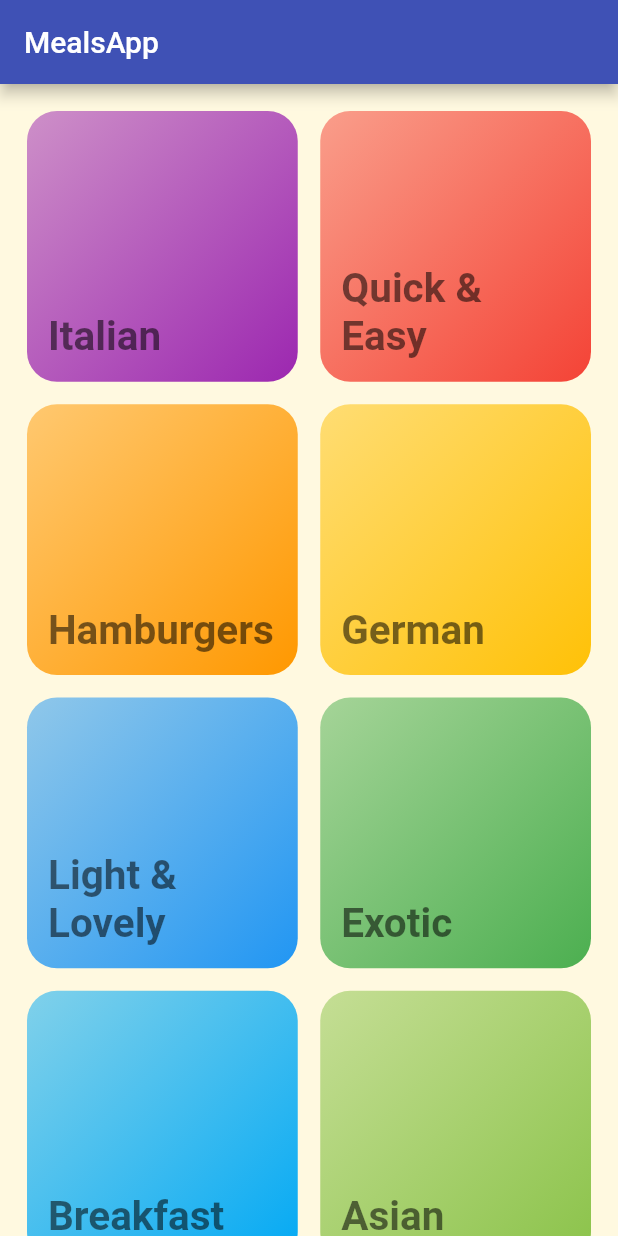
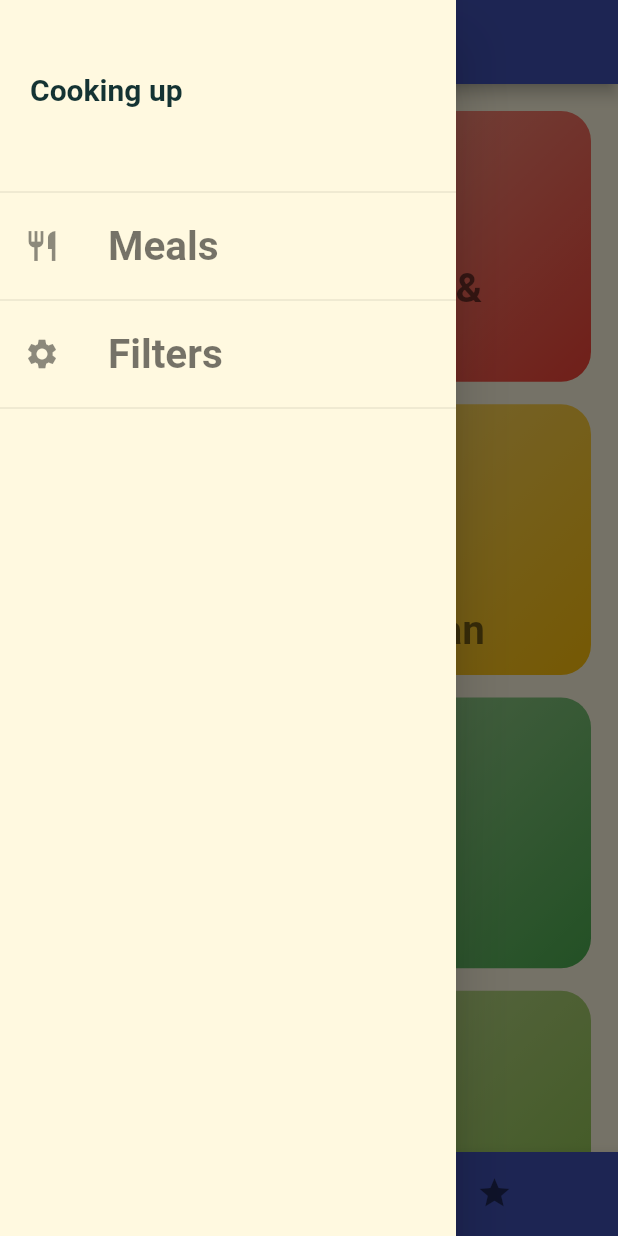
Before and after one commit to BRO3886/multipage-app, a Flutter app: the screen it shows after launch, with the side drawer open (before the commit the screen has no drawer), on a phone screen of 412 x 824 dp. Run offline on Flutter 3.47's test engine with Material 2 defaults, Android fonts, the phone set to English and light mode, and no system bars.

Commit message:
minor changes, added some widgets and some more screens

```diff
--- a/lib/main.dart
+++ b/lib/main.dart
@@ -1,6 +1,7 @@
 import 'package:flutter/material.dart';
+import './screens/filters_screen.dart';
 
-import './screens/cat_screen.dart';
+import './screens/tabs_screen2.dart';
 import './screens/cat_meals.dart';
 import './screens/meal_details.dart';
 
@@ -24,12 +25,17 @@ class _MyAppState extends State<MyApp> {
           textTheme: ThemeData.light().textTheme.copyWith(
                 body1: TextStyle(color: Color.fromRGBO(20, 51, 51, 1)),
                 body2: TextStyle(color: Color.fromRGBO(20, 51, 51, 1)),
-                title: TextStyle(color: Colors.black54, fontSize: 27, fontWeight: FontWeight.bold),
+                title: TextStyle(
+                    color: Colors.black54,
+                    fontSize: 27,
+                    fontWeight: FontWeight.bold),
               )),
       home: MyHomePage(),
       routes: {
-        MealDeatilsScreen.routename: (ctx) =>MealDeatilsScreen(),
-       CategoryMealsScreen.routename : (ctx) => CategoryMealsScreen()
+        TabsScreen.routename: (ctx) => TabsScreen(),
+        FiltersScreen.routename: (ctx) => FiltersScreen(),
+        MealDeatilsScreen.routename: (ctx) => MealDeatilsScreen(),
+        CategoryMealsScreen.routename: (ctx) => CategoryMealsScreen()
       },
     );
   }
@@ -39,10 +45,7 @@ class MyHomePage extends StatelessWidget {
   @override
   Widget build(BuildContext context) {
     return Scaffold(
-      appBar: AppBar(
-        title: Text('MealsApp'),
-      ),
-      body: CategoryScreen(),
+      body: TabsScreen(),
     );
   }
 }
--- /dev/null
+++ b/lib/screens/tabs_screen.dart
@@ -0,0 +1,42 @@
+import 'package:flutter/material.dart';
+import './cat_screen.dart';
+import './fav_screen.dart';
+
+class TabsScreen extends StatefulWidget {
+  static const routename = 'TabsScreen';
+  @override
+  _TabsScreenState createState() => _TabsScreenState();
+}
+
+class _TabsScreenState extends State<TabsScreen> {
+  @override
+  Widget build(BuildContext context) {
+    return DefaultTabController(
+      length: 2,
+      child: Scaffold(
+        appBar: AppBar(
+          title: Text('MealsApp'),
+          bottom: TabBar(
+            unselectedLabelColor: Colors.white.withOpacity(0.4),
+            tabs: <Widget>[
+              Tab(
+                icon: Icon(Icons.category),
+                text: 'Categories',
+              ),
+              Tab(
+                icon: Icon(Icons.favorite),
+                text: 'Favorites',
+              ),
+            ],
+          ),
+        ),
+        body: TabBarView(
+          children: <Widget>[
+            CategoryScreen(),
+            FavoritesScreen(),
+          ],
+        ),
+      ),
+    );
+  }
+}
--- /dev/null
+++ b/lib/screens/tabs_screen2.dart
@@ -0,0 +1,58 @@
+import 'package:flutter/material.dart';
+import '../widgets/drawer_content.dart';
+import './cat_screen.dart';
+import './fav_screen.dart';
+
+class TabsScreen extends StatefulWidget {
+  static const routename = 'TabsScreen';
+  @override
+  _TabsScreenState createState() => _TabsScreenState();
+}
+
+class _TabsScreenState extends State<TabsScreen> {
+  final List<Widget> _pages = [
+    CategoryScreen(),
+    FavoritesScreen(),
+  ];
+
+  int _selectedPageIndex = 0;
+  void _selectPage(int index) {
+    setState(() {
+      _selectedPageIndex = index;
+
+    });
+  }
+
+  @override
+  Widget build(BuildContext context) {
+    return Scaffold(
+      drawer: MainDrawer(),
+      appBar: AppBar(
+        title: Text('MealsApp'),
+      ),
+      body: _pages[_selectedPageIndex],
+      bottomNavigationBar: BottomNavigationBar(
+        backgroundColor: Theme.of(context).primaryColor,
+        currentIndex: _selectedPageIndex,
+        unselectedItemColor: Colors.transparent.withOpacity(0.5),
+        type: BottomNavigationBarType.shifting,
+        fixedColor: Colors.white.withOpacity(0.5),
+        items: [
+          BottomNavigationBarItem(
+              backgroundColor: Theme.of(context).primaryColor,
+              icon: Icon(
+                Icons.category,
+              ),
+              title: Text('Categories')),
+          BottomNavigationBarItem(
+              backgroundColor: Theme.of(context).primaryColor,
+              icon: Icon(
+                Icons.star,
+              ),
+              title: Text('Favorites')),
+        ],
+        onTap: _selectPage,
+      ),
+    );
+  }
+}
--- /dev/null
+++ b/lib/widgets/drawer_content.dart
@@ -0,0 +1,46 @@
+import 'package:flutter/material.dart';
+import '../screens/filters_screen.dart';
+import '../screens/tabs_screen2.dart';
+
+class MainDrawer extends StatelessWidget {
+  Widget buildListTile(BuildContext context, IconData iconData,
+      String textString, Function tapHandler) {
+    return ListTile(
+      leading: Icon(iconData),
+      title: Text(
+        textString,
+        style: Theme.of(context).textTheme.title,
+      ),
+      onTap: tapHandler,
+    );
+  }
+
+  @override
+  Widget build(BuildContext context) {
+    return Drawer(
+      child: Column(
+        children: <Widget>[
+          Container(
+            height: 120,
+            width: double.infinity,
+            padding: EdgeInsets.all(20),
+            alignment: Alignment.centerLeft,
+            child: Text(
+              'Cooking up',
+              style: TextStyle(fontWeight: FontWeight.bold, fontSize: 20),
+            ),
+          ),
+          Divider(),
+          buildListTile(context, Icons.restaurant, 'Meals', () {
+            Navigator.of(context).pushReplacementNamed(TabsScreen.routename);
+          }),
+          Divider(),
+          buildListTile(context, Icons.settings, 'Filters', () {
+            Navigator.of(context).pushReplacementNamed(FiltersScreen.routename);
+          }),
+          Divider(),
+        ],
+      ),
+    );
+  }
+}
```
Also changed, not shown: lib/screens/fav_screen.dart (added, +12 -0 lines), lib/screens/filters_screen.dart (added, +20 -0 lines).
